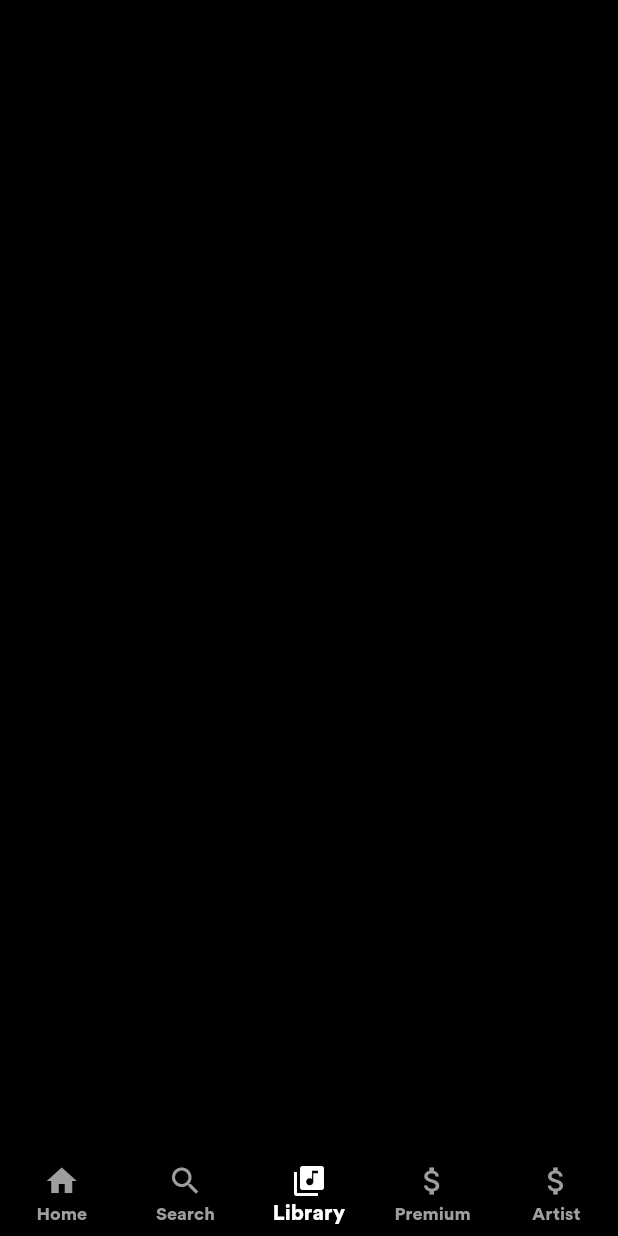
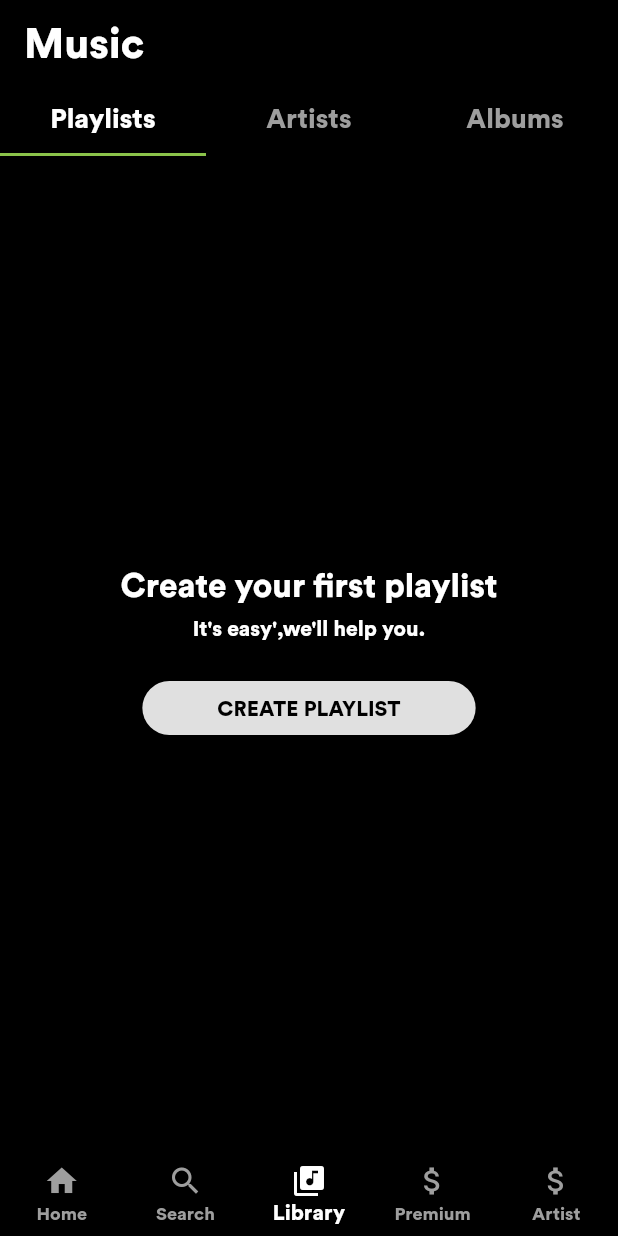
Before and after one commit to AbdelrahmanMohamedEmam/Android_System424, a Flutter app: the screen it shows after launch, item 3 of the bottom bar chosen, on a phone screen of 412 x 824 dp. Run offline on Flutter 3.47's test engine with Material 2 defaults, Android fonts, the phone set to English and light mode, and no system bars; our stand-ins replace email_validator, flutter_form_builder, shared_preferences; accounts and stored records are empty; network calls fail.

Commit message:
added main screens of library

```diff
--- /dev/null
+++ b/spotify/lib/Screens/Library/playlists_screen.dart
@@ -0,0 +1,44 @@
+import 'package:flutter/material.dart';
+
+class PlaylistsScreen extends StatelessWidget {
+  void createPlaylistButton() {
+    print('button pressed');
+  }
+
+  @override
+  Widget build(BuildContext context) {
+    return Scaffold(
+        backgroundColor: Colors.black,
+        body: Container(
+          width: double.infinity,
+          child: Column(mainAxisAlignment: MainAxisAlignment.center,
+            children: <Widget>[
+              Text(
+                'Create your first playlist',
+                style: TextStyle(color: Colors.white, fontSize: 22),
+                textAlign: TextAlign.center,
+              ),
+              Padding(padding: EdgeInsets.all(3)),
+              Text(
+                'It\'s easy\',we\'ll help you.',
+                style: TextStyle(color: Colors.white, fontSize: 14),
+                textAlign: TextAlign.center,
+              ),
+              Padding(padding: EdgeInsets.all(10)),
+              RaisedButton(
+                padding: EdgeInsets.symmetric(vertical: 8.0, horizontal: 50.0),
+                onPressed: createPlaylistButton,
+                child: Text(
+                  'CREATE PLAYLIST',
+                  style: TextStyle(color: Colors.black, fontSize: 14),
+                  textAlign: TextAlign.center,
+                ),
+                shape: RoundedRectangleBorder(
+                  borderRadius: BorderRadius.circular(22.0),
+                ),
+              )
+            ],
+          ),
+        ));
+  }
+}
--- a/spotify/lib/Screens/MainApp/library_screen.dart
+++ b/spotify/lib/Screens/MainApp/library_screen.dart
@@ -1,12 +1,64 @@
 import 'package:flutter/material.dart';
+import 'package:spotify/Screens/Library/albums_screen.dart';
+import 'package:spotify/Screens/Library/playlists_screen.dart';
+import 'package:spotify/Screens/Library/artists_screen.dart';
+
 class LibraryScreen extends StatelessWidget {
-    static const   routeName='/library_screen';
+  static const routeName = '/library_screen';
 
   @override
   Widget build(BuildContext context) {
     print('The library screen is build');
-    return Scaffold(
-      backgroundColor: Colors.black,
+    return DefaultTabController(
+      length: 3,
+      initialIndex: 0,
+      child: Scaffold(
+        backgroundColor: Colors.black,
+        appBar: AppBar(
+          backgroundColor: Colors.black,
+          title: Text(
+            'Music',
+            style: TextStyle(
+              fontSize: 28,
+            ),
+          ),
+          bottom: TabBar(
+              indicatorColor: Colors.lightGreen,
+              labelColor: Colors.white,
+              unselectedLabelColor: Colors.grey,
+              tabs: <Widget>[
+                Tab(
+                  child: Text(
+                    'Playlists',
+                    style: TextStyle(
+                      fontSize: 18,
+                    ),
+                  ),
+                ),
+                Tab(
+                  child: Text(
+                    'Artists',
+                    style: TextStyle(
+                      fontSize: 18,
+                    ),
+                  ),
+                ),
+                Tab(
+                  child: Text(
+                    'Albums',
+                    style: TextStyle(
+                      fontSize: 18,
+                    ),
+                  ),
+                ),
+              ]),
+        ),
+        body: TabBarView(children: <Widget>[
+          PlaylistsScreen(),
+          ArtistsScreen(),
+          AlbumsScreen(),
+        ]),
+      ),
     );
   }
 }
```
Also changed, not shown: spotify/lib/Screens/Library/albums_screen.dart (added, +23 -0 lines), spotify/lib/Screens/Library/artists_screen.dart (added, +29 -0 lines).
